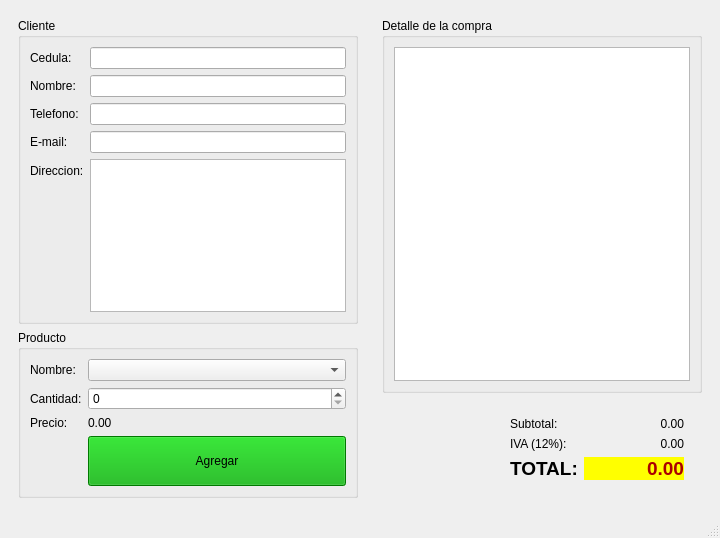
Qt form tienda.ui (Fernand567/P59-Qt-Tienda) before a commit.
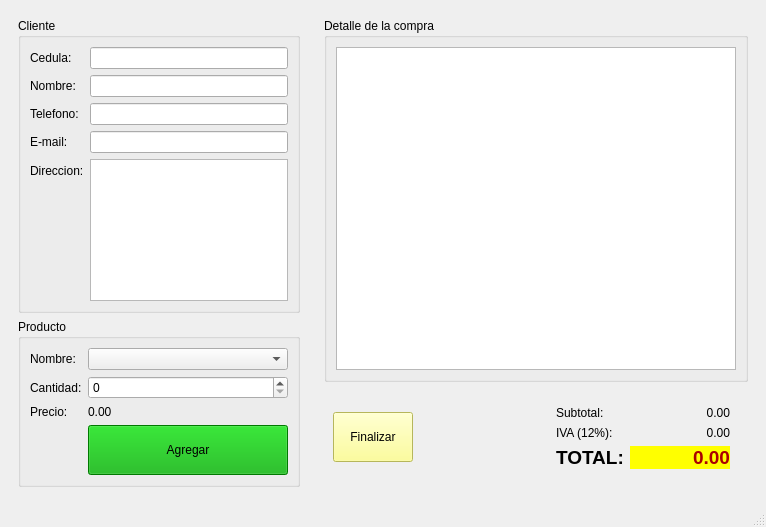
The same form after that commit.

The edit to the form file:
```diff
--- a/tienda.ui
+++ b/tienda.ui
@@ -6,8 +6,8 @@
    <rect>
     <x>0</x>
     <y>0</y>
-    <width>720</width>
-    <height>538</height>
+    <width>766</width>
+    <height>527</height>
    </rect>
   </property>
   <property name="windowTitle">
@@ -17,6 +17,18 @@
    <layout class="QHBoxLayout" name="horizontalLayout_2">
     <item>
      <widget class="QWidget" name="widget" native="true">
+      <property name="minimumSize">
+       <size>
+        <width>300</width>
+        <height>0</height>
+       </size>
+      </property>
+      <property name="maximumSize">
+       <size>
+        <width>350</width>
+        <height>16777215</height>
+       </size>
+      </property>
       <layout class="QVBoxLayout" name="verticalLayout">
        <item>
         <widget class="QGroupBox" name="groupBox">
@@ -153,7 +165,14 @@
          </property>
          <layout class="QVBoxLayout" name="verticalLayout_2">
           <item>
-           <widget class="QTableWidget" name="outDetalle"/>
+           <widget class="QTableWidget" name="outDetalle">
+            <property name="minimumSize">
+             <size>
+              <width>400</width>
+              <height>0</height>
+             </size>
+            </property>
+           </widget>
           </item>
          </layout>
         </widget>
@@ -161,6 +180,22 @@
        <item>
         <widget class="QWidget" name="widget_3" native="true">
          <layout class="QHBoxLayout" name="horizontalLayout">
+          <item>
+           <widget class="QPushButton" name="btnFacturar">
+            <property name="minimumSize">
+             <size>
+              <width>0</width>
+              <height>50</height>
+             </size>
+            </property>
+            <property name="styleSheet">
+             <string notr="true">background-color: rgb(255, 255, 127);</string>
+            </property>
+            <property name="text">
+             <string>Finalizar</string>
+            </property>
+           </widget>
+          </item>
           <item>
            <spacer name="horizontalSpacer">
             <property name="orientation">
```
Left out of the diff: 2 changed lines with no effect on the pictures.
